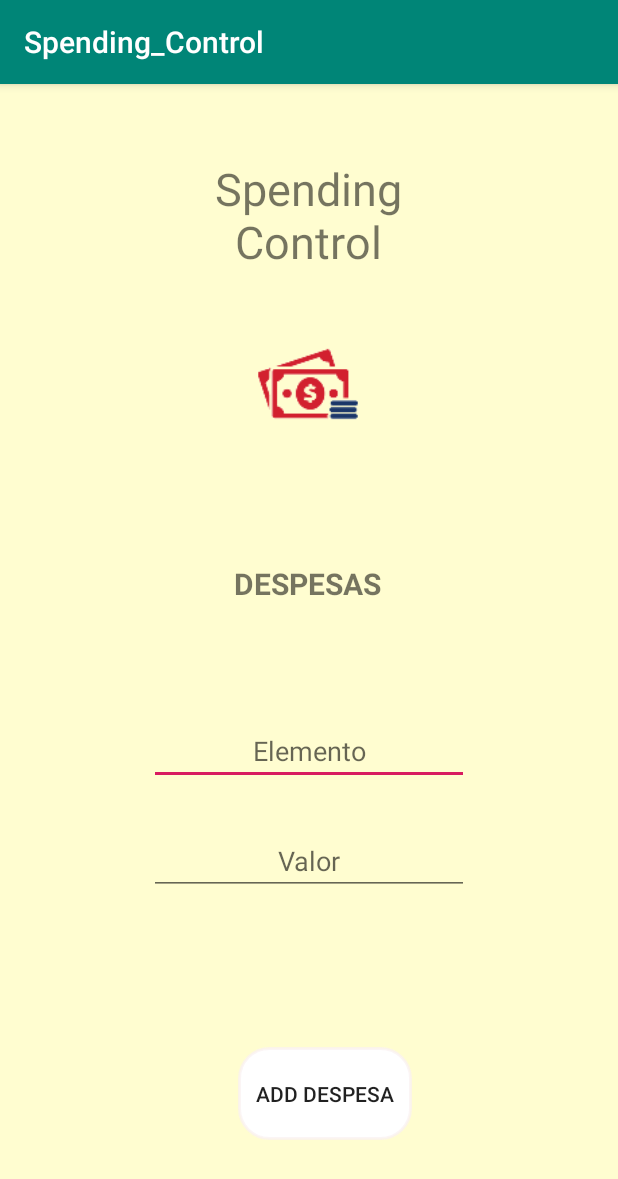
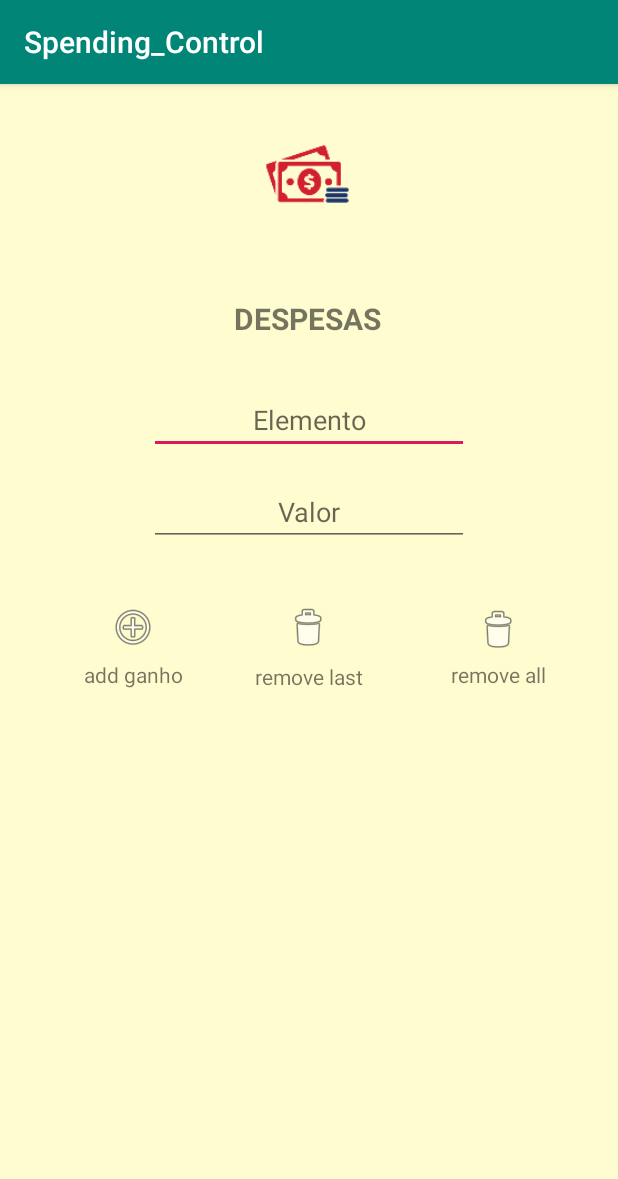
Before and after one commit to Caiango/Spending_Control, an Android app: the Despesas screen opened directly, with no data from a screen before it, on a phone screen of 412 x 824 dp. Shown: the top 1179 px of the screen. Run offline under Robolectric (Android 15) with nearby library versions, the phone set to English and light mode, and no system bars.

```diff
--- a/app/src/main/res/layout/activity_despesas.xml
+++ b/app/src/main/res/layout/activity_despesas.xml
@@ -8,23 +8,9 @@
     tools:context=".Despesas">
 
     <TextView
-        android:id="@+id/txTitleDesp"
-        android:layout_width="138dp"
-        android:layout_height="79dp"
-        android:layout_marginTop="48dp"
-        android:gravity="center"
-        android:text="Spending Control"
-        android:textSize="30dp"
-        app:layout_constraintEnd_toEndOf="parent"
-        app:layout_constraintHorizontal_bias="0.498"
-        app:layout_constraintStart_toStartOf="parent"
-        app:layout_constraintTop_toTopOf="parent" />
-
-    <TextView
         android:id="@+id/txDesp"
         android:layout_width="182dp"
         android:layout_height="73dp"
-        android:layout_marginTop="24dp"
         android:gravity="center"
         android:text="DESPESAS"
         android:textSize="20dp"
@@ -34,34 +20,22 @@
         app:layout_constraintStart_toStartOf="parent"
         app:layout_constraintTop_toBottomOf="@+id/imageViewDesp" />
 
-    <Button
-        android:id="@+id/btAddDesp"
-        android:layout_width="116dp"
-        android:layout_height="62dp"
-        android:layout_marginBottom="64dp"
-        android:background="@drawable/botao_form"
-        android:text="Add Despesa"
-        app:layout_constraintBottom_toBottomOf="parent"
-        app:layout_constraintEnd_toEndOf="parent"
-        app:layout_constraintHorizontal_bias="0.535"
-        app:layout_constraintStart_toStartOf="parent" />
-
     <ImageView
         android:id="@+id/imageViewDesp"
-        android:layout_width="168dp"
-        android:layout_height="145dp"
+        android:layout_width="143dp"
+        android:layout_height="120dp"
         app:layout_constraintEnd_toEndOf="parent"
         app:layout_constraintHorizontal_bias="0.497"
         app:layout_constraintStart_toStartOf="parent"
-        app:layout_constraintTop_toBottomOf="@+id/txTitleDesp"
+        app:layout_constraintTop_toTopOf="parent"
         app:srcCompat="@mipmap/gasto_foreground"
         tools:srcCompat="@mipmap/gasto_foreground" />
 
     <EditText
-        android:id="@+id/editText"
+        android:id="@+id/editTextDesp"
         android:layout_width="wrap_content"
         android:layout_height="wrap_content"
-        android:layout_marginTop="52dp"
+        android:layout_marginTop="8dp"
         android:ems="10"
         android:gravity="center"
         android:hint="Elemento"
@@ -71,17 +45,95 @@
         app:layout_constraintTop_toBottomOf="@+id/txDesp" />
 
     <EditText
-        android:id="@+id/editText4"
+        android:id="@+id/editValorDesp"
         android:layout_width="wrap_content"
         android:layout_height="wrap_content"
-        android:layout_marginTop="28dp"
+        android:layout_marginTop="16dp"
         android:ems="10"
         android:gravity="center"
         android:hint="Valor"
         android:inputType="textPersonName"
         app:layout_constraintEnd_toEndOf="parent"
         app:layout_constraintStart_toStartOf="parent"
-        app:layout_constraintTop_toBottomOf="@+id/editText" />
+        app:layout_constraintTop_toBottomOf="@+id/editTextDesp" />
+
+    <ListView
+        android:id="@+id/listaDesp"
+        android:layout_width="375dp"
+        android:layout_height="284dp"
+        android:layout_marginTop="6dp"
+        app:layout_constraintBottom_toBottomOf="parent"
+        app:layout_constraintEnd_toEndOf="parent"
+        app:layout_constraintHorizontal_bias="0.466"
+        app:layout_constraintStart_toStartOf="parent"
+        app:layout_constraintTop_toBottomOf="@+id/textView"
+        app:layout_constraintVertical_bias="0.0" />
+
+    <ImageButton
+        android:id="@+id/imageExcluirDesp"
+        android:layout_width="52dp"
+        android:layout_height="45dp"
+        android:layout_marginTop="32dp"
+        android:background="@color/ganho_background"
+        app:layout_constraintEnd_toStartOf="@+id/imageDelAllDesp"
+        app:layout_constraintHorizontal_bias="0.44"
+        app:layout_constraintStart_toEndOf="@+id/imageADDDesp"
+        app:layout_constraintTop_toBottomOf="@+id/editValorDesp"
+        app:srcCompat="@android:drawable/ic_menu_delete" />
+
+    <TextView
+        android:id="@+id/textView"
+        android:layout_width="wrap_content"
+        android:layout_height="wrap_content"
+        android:text="remove last"
+        app:layout_constraintEnd_toEndOf="parent"
+        app:layout_constraintStart_toStartOf="parent"
+        app:layout_constraintTop_toBottomOf="@+id/imageExcluirDesp" />
+
+    <TextView
+        android:id="@+id/textView2"
+        android:layout_width="wrap_content"
+        android:layout_height="wrap_content"
+        android:layout_marginTop="4dp"
+        android:layout_marginEnd="48dp"
+        android:layout_marginRight="48dp"
+        android:text="remove all"
+        app:layout_constraintEnd_toEndOf="parent"
+        app:layout_constraintTop_toBottomOf="@+id/imageDelAllDesp" />
+
+    <ImageButton
+        android:id="@+id/imageDelAllDesp"
+        android:layout_width="wrap_content"
+        android:layout_height="wrap_content"
+        android:layout_marginTop="40dp"
+        android:layout_marginEnd="64dp"
+        android:layout_marginRight="64dp"
+        android:background="@color/gasto_background"
+        app:layout_constraintEnd_toEndOf="parent"
+        app:layout_constraintTop_toBottomOf="@+id/editValorDesp"
+        app:srcCompat="@android:drawable/ic_menu_delete" />
+
+    <ImageButton
+        android:id="@+id/imageADDDesp"
+        android:layout_width="49dp"
+        android:layout_height="44dp"
+        android:layout_marginStart="64dp"
+        android:layout_marginLeft="64dp"
+        android:layout_marginTop="32dp"
+        android:background="@color/gasto_background"
+        app:layout_constraintStart_toStartOf="parent"
+        app:layout_constraintTop_toBottomOf="@+id/editValorDesp"
+        app:srcCompat="@android:drawable/ic_menu_add" />
+
+    <TextView
+        android:id="@+id/textView3"
+        android:layout_width="wrap_content"
+        android:layout_height="wrap_content"
+        android:layout_marginStart="56dp"
+        android:layout_marginLeft="56dp"
+        android:text="add ganho"
+        app:layout_constraintStart_toStartOf="parent"
+        app:layout_constraintTop_toBottomOf="@+id/imageADDDesp" />
 
 
 </androidx.constraintlayout.widget.ConstraintLayout>
--- /dev/null
+++ b/app/src/main/res/layout/activity_login.xml
@@ -0,0 +1,6 @@
+<?xml version="1.0" encoding="utf-8"?>
+<androidx.constraintlayout.widget.ConstraintLayout
+    xmlns:android="http://schemas.android.com/apk/res/android" android:layout_width="match_parent"
+    android:layout_height="match_parent">
+
+</androidx.constraintlayout.widget.ConstraintLayout>
```
Also changed, not shown: app/src/main/AndroidManifest.xml (+8 -1 lines), app/src/main/java/com/example/spending_control/LoginActivity.kt (added, +12 -0 lines), app/src/main/res/layout/activity_ganhos.xml (+6 -3 lines), app/src/main/res/layout/lista_ganho.xml (+17 -7 lines).
